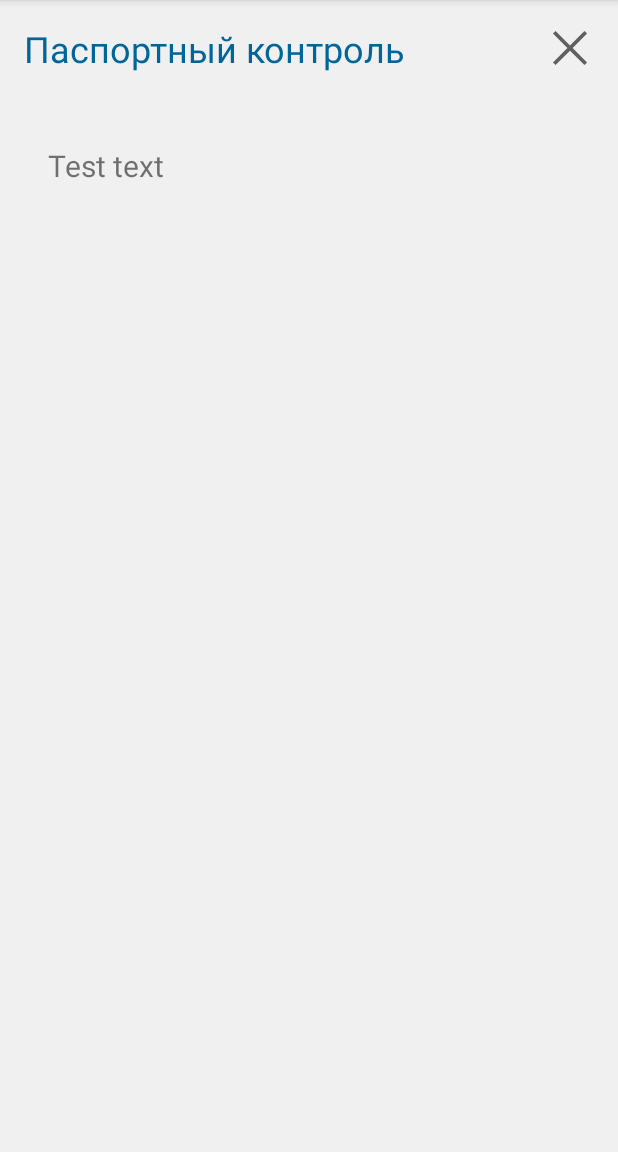
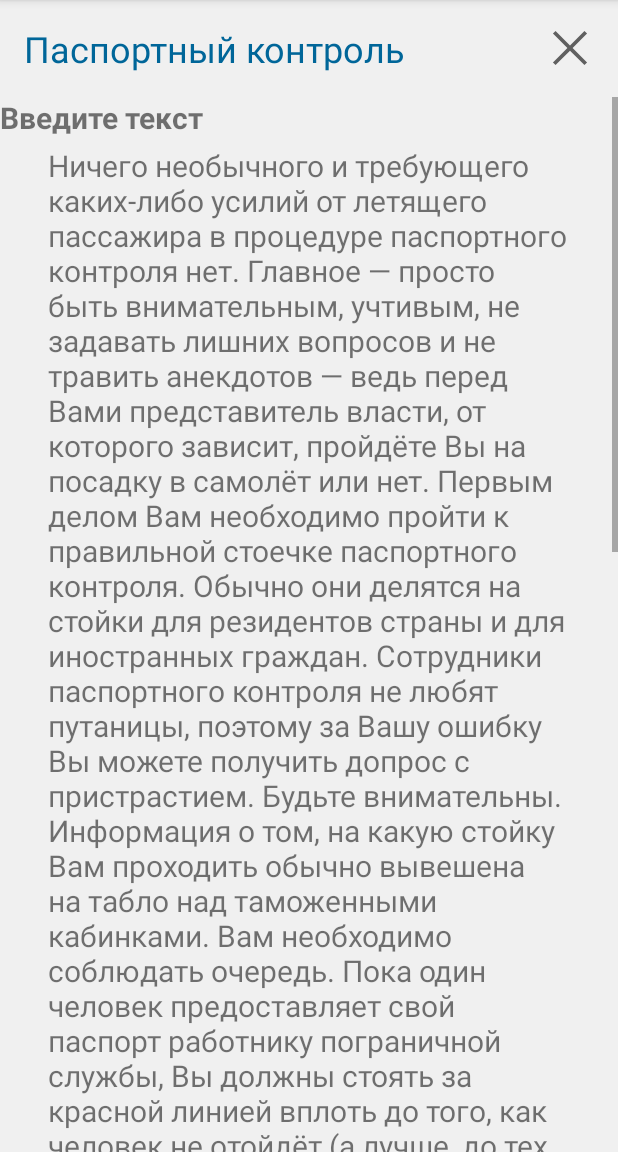
Before and after one commit to Arvas432/Mobil_Prak_2, an Android app: the screen it shows after launch (AirportActivity), after a tap on "ЗАПУСТИТЬ AIRPORT ACTIVITY", on a phone screen of 412 x 824 dp, the part 84-1236 px from its top. Run offline under Robolectric (Android 15) with nearby library versions, the phone set to English and light mode, and no system bars.

Commit message:
Задание 6 доп

```diff
--- a/app/src/main/java/com/example/mobilprack2/AirportActivity.java
+++ b/app/src/main/java/com/example/mobilprack2/AirportActivity.java
@@ -28,13 +28,14 @@ public class AirportActivity extends AppCompatActivity {
         Bundle arguments = getIntent().getExtras();
         String name = arguments.get("name").toString();
         ImageButton selectButton = findViewById(R.id.btn_menu_more);
-        TextView text = findViewById(R.id.textView);
+        TextView text = findViewById(R.id.textView1);
+        TextView bodytext = findViewById(R.id.textView);
         text.setText(name);
         selectButton.setOnClickListener(new View.OnClickListener() {
             @Override
             public void onClick(View view) {
                 Intent intent = new Intent();
-                intent.putExtra("name", text.getText());
+                intent.putExtra("name", bodytext.getText());
                 setResult(RESULT_OK, intent);
                 finish();
 
--- a/app/src/main/java/com/example/mobilprack2/MainActivity.java
+++ b/app/src/main/java/com/example/mobilprack2/MainActivity.java
@@ -23,13 +23,16 @@ public class MainActivity extends AppCompatActivity  {
         super.onCreate(savedInstanceState);
         setContentView(R.layout.activity_main);
         FirstActivitybutton = (Button)findViewById(R.id.FirstActivitybutton);
+        FirstActivitybutton.setText(R.string.button1);
         FirstActivityEditText = (EditText)findViewById(R.id.FirstActivityEditText);
+        FirstActivityEditText.setText(R.string.Edittext_Text);
         FirstActivityTextView = (TextView)findViewById(R.id.FirstActivitytextView);
+        FirstActivityTextView.setText(R.string.Text1);
         FirstActivityImageView = (ImageView)findViewById(R.id.FirstActivityimageView);
+        FirstActivityImageView.setImageResource(R.drawable.floppa_icon);
 
         Intent intent = new Intent(this, AirportActivity.class);
         intent.putExtra("name",FirstActivityEditText.getText());
-
         View.OnClickListener listener = new View.OnClickListener() {
             @Override
             public void onClick(View v)
--- a/app/src/main/res/layout/activity_airport.xml
+++ b/app/src/main/res/layout/activity_airport.xml
@@ -48,6 +48,14 @@
         android:layout_below="@id/upper"
         android:background="@color/body_background_grey">
 
+        <TextView
+            android:id="@+id/textView1"
+            android:layout_width="match_parent"
+            android:layout_height="wrap_content"
+            android:textSize="20sp"
+            android:textStyle="bold"
+            android:text=""
+            />
         <ScrollView
             android:layout_width="match_parent"
             android:layout_height="match_parent">
--- a/app/src/main/res/layout/activity_main2.xml
+++ b/app/src/main/res/layout/activity_main2.xml
@@ -27,7 +27,8 @@
             android:layout_height="wrap_content"
             android:layout_alignParentTop="true"
             android:layout_marginTop="15dp"
-            android:text="@string/button2" />
+            android:text="@string/button2"
+            android:onClick="ButtonOnClick"/>
 
         <TextView
             android:id="@+id/SecondActivitytextView3"
--- a/app/src/main/res/values/colors.xml
+++ b/app/src/main/res/values/colors.xml
@@ -12,6 +12,7 @@
     <color name="layout3">#c25121</color>
     <color name="body_background_grey">#f0f0f0</color>
     <color name="btn_background_grey">#e0e0e0</color>
+    <color name="button_color">#4245f5</color>
     <color name="btn_color_grey">#666666</color>
     <color name="blue_500">#006699</color>
 </resources>
--- /dev/null
+++ b/app/src/main/res/values/dimens.xml
@@ -0,0 +1,4 @@
+<?xml version="1.0" encoding="utf-8"?>
+<resources>
+    <dimen name="ButtonHeight">50dp</dimen>
+</resources>
--- a/app/src/main/res/values/strings.xml
+++ b/app/src/main/res/values/strings.xml
@@ -6,8 +6,8 @@
     <string name="Text1">первый текст</string>
     <string name="Text2">второй текст</string>
     <string name="Text3">третий текст</string>
-    <string name="passport_control_content">
-        Ничего необычного и требующего каких-либо усилий от летящего пассажира в процедуре паспортного контроля нет. Главное — просто быть внимательным, учтивым, не задавать лишних вопросов и не травить анекдотов — ведь перед Вами представитель власти, от которого зависит, пройдёте Вы на посадку в самолёт или нет.
+    <string name="Edittext_Text">Введите текст</string>
+    <string name="passport_control_content"> Ничего необычного и требующего каких-либо усилий от летящего пассажира в процедуре паспортного контроля нет. Главное — просто быть внимательным, учтивым, не задавать лишних вопросов и не травить анекдотов — ведь перед Вами представитель власти, от которого зависит, пройдёте Вы на посадку в самолёт или нет.
 
         Первым делом Вам необходимо пройти к правильной стоечке паспортного контроля. Обычно они делятся на стойки для резидентов страны и для иностранных граждан. Сотрудники паспортного контроля не любят путаницы, поэтому за Вашу ошибку Вы можете получить допрос с пристрастием. Будьте внимательны. Информация о том, на какую стойку Вам проходить обычно вывешена на табло над таможенными кабинками.
 
```
Also changed, not shown: app/src/main/java/com/example/mobilprack2/MainActivity2.java (+8 -0 lines), app/src/main/res/layout/activity_main.xml (+5 -8 lines).
